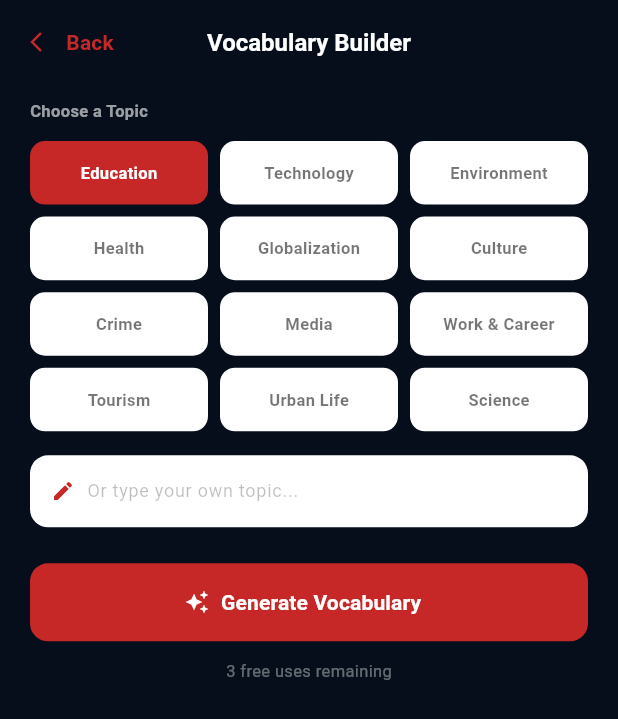
After one commit to Omatsulijoshua/AuraLingo-AI-, a Flutter app: the VocabularyBuilderScreen screen opened directly, on a phone screen of 412 x 824 dp. The commit adds this screen. Shown: the top 719 px of the screen. Run offline on Flutter 3.47's test engine with Material 3 defaults, Android fonts, the phone set to English and light mode, and no system bars; our stand-ins replace audioplayers, flutter_riverpod, shared_preferences; accounts and stored records are empty.

Commit message:
Feat: Add Vocabulary Builder screen and backend endpoints matching user design mockups

```diff
--- a/mobile_app/lib/screens/tools_screen.dart
+++ b/mobile_app/lib/screens/tools_screen.dart
@@ -3,6 +3,7 @@ import '../services/localization.dart';
 import 'essay_checker_screen.dart';
 import 'grammar_checker_screen.dart';
 import 'paraphrase_screen.dart';
+import 'vocabulary_builder_screen.dart';
 
 class ToolsScreen extends StatefulWidget {
   const ToolsScreen({super.key});
@@ -95,7 +96,18 @@ class _ToolsScreenState extends State<ToolsScreen> {
               },
             ),
             const SizedBox(height: 12),
-            _buildToolCard(_t('vocabulary'), _t('vocabulary_desc'), Icons.translate, Colors.purpleAccent),
+            _buildToolCard(
+              _t('vocabulary'),
+              _t('vocabulary_desc'),
+              Icons.translate,
+              Colors.purpleAccent,
+              onTap: () {
+                Navigator.push(
+                  context,
+                  MaterialPageRoute(builder: (_) => const VocabularyBuilderScreen()),
+                );
+              },
+            ),
 
             const SizedBox(height: 24),
 
--- /dev/null
+++ b/mobile_app/lib/screens/vocabulary_builder_screen.dart
@@ -0,0 +1,417 @@
+import 'dart:convert';
+import 'package:flutter/material.dart';
+import '../services/api_service.dart';
+
+class VocabularyBuilderScreen extends StatefulWidget {
+  const VocabularyBuilderScreen({super.key});
+
+  @override
+  State<VocabularyBuilderScreen> createState() => _VocabularyBuilderScreenState();
+}
+
+class _VocabularyBuilderScreenState extends State<VocabularyBuilderScreen> {
+  final ApiService _apiService = ApiService();
+  final TextEditingController _customTopicController = TextEditingController();
+
+  final List<String> _predefinedTopics = [
+    'Education',
+    'Technology',
+    'Environment',
+    'Health',
+    'Globalization',
+    'Culture',
+    'Crime',
+    'Media',
+    'Work & Career',
+    'Tourism',
+    'Urban Life',
+    'Science'
+  ];
+
+  int _selectedTopicIndex = 0; // default to 'Education'
+  bool _submitting = false;
+  List<dynamic>? _words;
+  String _activeTopicTitle = '';
+  int _freeUses = 3;
+
+  @override
+  void initState() {
+    super.initState();
+    _customTopicController.addListener(() {
+      if (_customTopicController.text.trim().isNotEmpty) {
+        setState(() {
+          _selectedTopicIndex = -1; // Unselect predefined buttons
+        });
+      }
+    });
+  }
+
+  @override
+  void dispose() {
+    _customTopicController.dispose();
+    super.dispose();
+  }
+
+  String get _currentTopic {
+    if (_selectedTopicIndex == -1) {
+      return _customTopicController.text.trim();
+    }
+    return _predefinedTopics[_selectedTopicIndex];
+  }
+
+  bool get _isGenerateEnabled {
+    return _currentTopic.isNotEmpty && !_submitting;
+  }
+
+  Future<void> _generateVocabulary() async {
+    if (!_isGenerateEnabled) return;
+
+    setState(() {
+      _submitting = true;
+      _words = null;
+    });
+
+    final topicToSubmit = _currentTopic;
+
+    try {
+      final response = await _apiService.request(
+        path: '/content/vocabulary/generate',
+        method: 'POST',
+        body: jsonEncode({
+          'topic': topicToSubmit,
+        }),
+      );
+
+      if (response.statusCode == 201) {
+        final data = jsonDecode(response.body);
+        setState(() {
+          _words = data['words'] as List?;
+          _activeTopicTitle = topicToSubmit;
+          if (_freeUses > 0) _freeUses--;
+        });
+      } else {
+        throw Exception('Status code: ${response.statusCode}');
+      }
+    } catch (e) {
+      if (!mounted) return;
+      ScaffoldMessenger.of(context).showSnackBar(
+        SnackBar(content: Text('Failed to generate vocabulary: $e')),
+      );
+    } finally {
+      setState(() => _submitting = false);
+    }
+  }
+
+  @override
+  Widget build(BuildContext context) {
+    // Determine button position based on whether results are generated
+    final bool showResults = _words != null && _words!.isNotEmpty;
+
+    return Scaffold(
+      backgroundColor: const Color(0xFF050E1A),
+      appBar: AppBar(
+        backgroundColor: Colors.transparent,
+        elevation: 0,
+        leadingWidth: 100,
+        leading: TextButton.icon(
+          onPressed: () => Navigator.pop(context),
+          icon: const Icon(Icons.arrow_back_ios, color: Color(0xFFC62828), size: 16),
+          label: const Text(
+            'Back',
+            style: TextStyle(color: Color(0xFFC62828), fontSize: 14, fontWeight: FontWeight.bold),
+          ),
+        ),
+        title: const Text(
+          'Vocabulary Builder',
+          style: TextStyle(color: Colors.white, fontSize: 16, fontWeight: FontWeight.bold),
+        ),
+        centerTitle: true,
+      ),
+      body: SingleChildScrollView(
+        padding: const EdgeInsets.symmetric(horizontal: 20.0, vertical: 10.0),
+        child: Column(
+          crossAxisAlignment: CrossAxisAlignment.start,
+          children: [
+            // If results are shown, the generation button sits at the top (like Screenshot 3)
+            if (showResults) ...[
+              _buildGenerateButton(),
+              const SizedBox(height: 12),
+              Center(
+                child: Text(
+                  '$_freeUses free uses remaining',
+                  style: const TextStyle(color: Colors.white38, fontSize: 11),
+                ),
+              ),
+              const SizedBox(height: 24),
+              Text(
+                '$_activeTopicTitle Vocabulary',
+                style: const TextStyle(color: Colors.white, fontSize: 14, fontWeight: FontWeight.bold),
+              ),
+              const SizedBox(height: 16),
+              _buildWordsList(),
+            ] else ...[
+              // Choose a Topic
+              const Text(
+                'Choose a Topic',
+                style: TextStyle(color: Colors.white60, fontSize: 11, fontWeight: FontWeight.bold),
+              ),
+              const SizedBox(height: 12),
+
+              // 3-Column Topics Grid
+              GridView.builder(
+                shrinkWrap: true,
+                physics: const NeverScrollableScrollPhysics(),
+                gridDelegate: const SliverGridDelegateWithFixedCrossAxisCount(
+                  crossAxisCount: 3,
+                  crossAxisSpacing: 8,
+                  mainAxisSpacing: 8,
+                  childAspectRatio: 2.8,
+                ),
+                itemCount: _predefinedTopics.length,
+                itemBuilder: (context, index) {
+                  final topic = _predefinedTopics[index];
+                  final isSelected = _selectedTopicIndex == index;
+                  return GestureDetector(
+                    onTap: () {
+                      setState(() {
+                        _selectedTopicIndex = index;
+                        _customTopicController.clear();
+                      });
+                    },
+                    child: Container(
+                      decoration: BoxDecoration(
+                        color: isSelected ? const Color(0xFFC62828) : Colors.white,
+                        borderRadius: BorderRadius.circular(10),
+                      ),
+                      alignment: Alignment.center,
+                      child: Text(
+                        topic,
+                        style: TextStyle(
+                          color: isSelected ? Colors.white : Colors.black54,
+                          fontSize: 11,
+                          fontWeight: FontWeight.bold,
+                        ),
+                      ),
+                    ),
+                  );
+                },
+              ),
+              const SizedBox(height: 16),
+
+              // Custom topic input field
+              Container(
+                padding: const EdgeInsets.symmetric(horizontal: 14),
+                decoration: BoxDecoration(
+                  color: Colors.white,
+                  borderRadius: BorderRadius.circular(12),
+                ),
+                child: Row(
+                  children: [
+                    const Icon(Icons.edit, color: Color(0xFFC62828), size: 16),
+                    const SizedBox(width: 8),
+                    Expanded(
+                      child: TextField(
+                        controller: _customTopicController,
+                        style: const TextStyle(color: Colors.black87, fontSize: 12),
+                        decoration: const InputDecoration(
+                          hintText: 'Or type your own topic...',
+                          hintStyle: TextStyle(color: Colors.black26),
+                          border: InputBorder.none,
+                        ),
+                      ),
+                    ),
+                  ],
+                ),
+              ),
+              const SizedBox(height: 24),
+
+              // Generate Vocabulary Button
+              _buildGenerateButton(),
+              const SizedBox(height: 12),
+              Center(
+                child: Text(
+                  '$_freeUses free uses remaining',
+                  style: const TextStyle(color: Colors.white38, fontSize: 11),
+                ),
+              ),
+            ],
+          ],
+        ),
+      ),
+    );
+  }
+
+  Widget _buildGenerateButton() {
+    return SizedBox(
+      width: double.infinity,
+      height: 52,
+      child: ElevatedButton.icon(
+        onPressed: _isGenerateEnabled ? _generateVocabulary : null,
+        style: ElevatedButton.styleFrom(
+          backgroundColor: const Color(0xFFC62828),
+          foregroundColor: Colors.white,
+          disabledBackgroundColor: const Color(0xFF1E3E6E),
+          disabledForegroundColor: Colors.white54,
+          elevation: 0,
+          shape: RoundedRectangleBorder(borderRadius: BorderRadius.circular(12)),
+        ),
+        icon: _submitting
+            ? const SizedBox.shrink()
+            : const Icon(Icons.auto_awesome, size: 16),
+        label: _submitting
+            ? const Row(
+                mainAxisAlignment: MainAxisAlignment.center,
+                children: [
+                  SizedBox(
+                    width: 16,
+                    height: 16,
+                    child: CircularProgressIndicator(color: Colors.white, strokeWidth: 2),
+                  ),
+                  SizedBox(width: 10),
+                  Text(
+                    'Generating...',
+                    style: TextStyle(fontSize: 14, fontWeight: FontWeight.bold),
+                  ),
+                ],
+              )
+            : const Text(
+                'Generate Vocabulary',
+                style: TextStyle(fontSize: 14, fontWeight: FontWeight.bold),
+              ),
+      ),
+    );
+  }
+
+  Widget _buildWordsList() {
+    return ListView.builder(
+      shrinkWrap: true,
+      physics: const NeverScrollableScrollPhysics(),
+      itemCount: _words!.length,
+      itemBuilder: (context, index) {
+        final w = _words![index];
+        final String word = w['word'] ?? '';
+        final String partOfSpeech = w['partOfSpeech'] ?? '';
+        final String band = w['band'] ?? 'Band 7+';
+        final String definition = w['definition'] ?? '';
+        final String example = w['example'] ?? '';
+        final List<dynamic> synonyms = w['synonyms'] as List? ?? [];
+
+        // Determine Band badge color: Green for Band 7/8+, Orange/Amber for lower
+        final bool isHighBand = band.contains('7+') || band.contains('8+') || band.contains('9');
+        final Color badgeBg = isHighBand ? const Color(0xFFDCFCE7) : const Color(0xFFFEF3C7);
+        final Color badgeText = isHighBand ? const Color(0xFF16A34A) : const Color(0xFFD97706);
+
+        return Container(
+          margin: const EdgeInsets.only(bottom: 16),
+          padding: const EdgeInsets.all(16),
+          decoration: BoxDecoration(
+            color: const Color(0xFF0B1E36),
+            borderRadius: BorderRadius.circular(16),
+            border: Border.all(color: const Color(0xFF1E3E6E)),
+          ),
+          child: Column(
+            crossAxisAlignment: CrossAxisAlignment.start,
+            children: [
+              // Word, POS and Band Row
+              Row(
+                children: [
+                  Text(
+                    word,
+                    style: const TextStyle(color: Colors.white, fontSize: 16, fontWeight: FontWeight.bold),
+                  ),
+                  const SizedBox(width: 8),
+                  Container(
+                    padding: const EdgeInsets.symmetric(horizontal: 6, vertical: 2),
+                    decoration: BoxDecoration(
+                      color: const Color(0xFFFEE2E2),
+                      borderRadius: BorderRadius.circular(6),
+                    ),
+                    child: Text(
+                      partOfSpeech,
+                      style: const TextStyle(color: Color(0xFFEF4444), fontSize: 9, fontWeight: FontWeight.bold),
+                    ),
+                  ),
+                  const Spacer(),
+                  Container(
+                    padding: const EdgeInsets.symmetric(horizontal: 8, vertical: 4),
+                    decoration: BoxDecoration(
+                      color: badgeBg,
+                      borderRadius: BorderRadius.circular(6),
+                    ),
+                    child: Text(
+                      band,
+                      style: TextStyle(color: badgeText, fontSize: 10, fontWeight: FontWeight.bold),
+                    ),
+                  ),
+                ],
+              ),
+              const SizedBox(height: 10),
+
+              // Definition text
+              Text(
+                definition,
+                style: const TextStyle(color: Colors.white70, fontSize: 12, height: 1.4),
+              ),
+              const SizedBox(height: 12),
+
+              // Example block
+              Container(
+                width: double.infinity,
+                padding: const EdgeInsets.all(12),
+                decoration: BoxDecoration(
+                  color: const Color(0xFFC62828).withValues(alpha: 0.05),
+                  borderRadius: BorderRadius.circular(10),
+                  border: Border.all(color: const Color(0xFFC62828).withValues(alpha: 0.1)),
+                ),
+                child: Row(
+                  crossAxisAlignment: CrossAxisAlignment.start,
+                  children: [
+                    const Icon(Icons.format_quote, color: Color(0xFFC62828), size: 16),
+                    const SizedBox(width: 8),
+                    Expanded(
+                      child: Text(
+                        example,
+                        style: const TextStyle(color: Colors.white70, fontSize: 11, fontStyle: FontStyle.italic, height: 1.4),
+                      ),
+                    ),
+                  ],
+                ),
+              ),
+              const SizedBox(height: 12),
+
+              // Synonyms Row
+              if (synonyms.isNotEmpty) ...[
+                Row(
+                  children: [
+                    const Text(
+                      'Synonyms: ',
+                      style: TextStyle(color: Colors.white38, fontSize: 10),
+                    ),
+                    Expanded(
+                      child: Wrap(
+                        spacing: 6,
+                        children: synonyms.map<Widget>((s) {
+                          return Container(
+                            padding: const EdgeInsets.symmetric(horizontal: 6, vertical: 2),
+                            decoration: BoxDecoration(
+                              color: const Color(0xFFF1F5F9).withValues(alpha: 0.1),
+                              borderRadius: BorderRadius.circular(6),
+                            ),
+                            child: Text(
+                              s.toString(),
+                              style: const TextStyle(color: Colors.white70, fontSize: 9),
+                            ),
+                          );
+                        }).toList(),
+                      ),
+                    ),
+                  ],
+                ),
+              ],
+            ],
+          ),
+        );
+      },
+    );
+  }
+}
```
Also changed, not shown: 2 other files.
